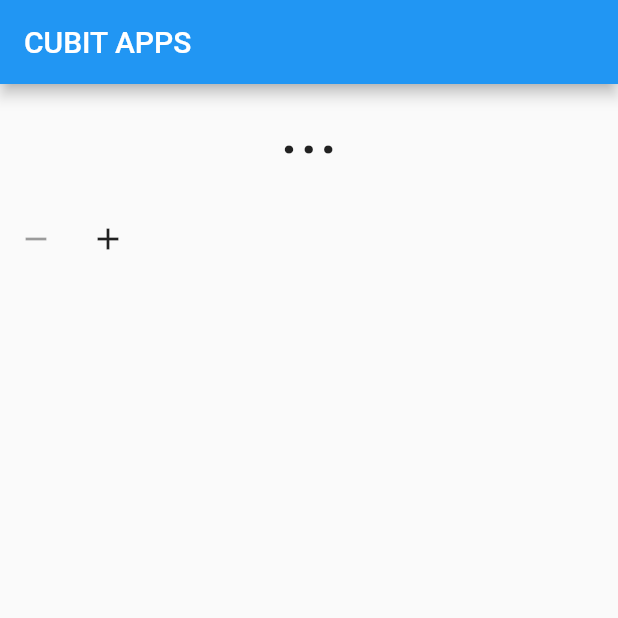
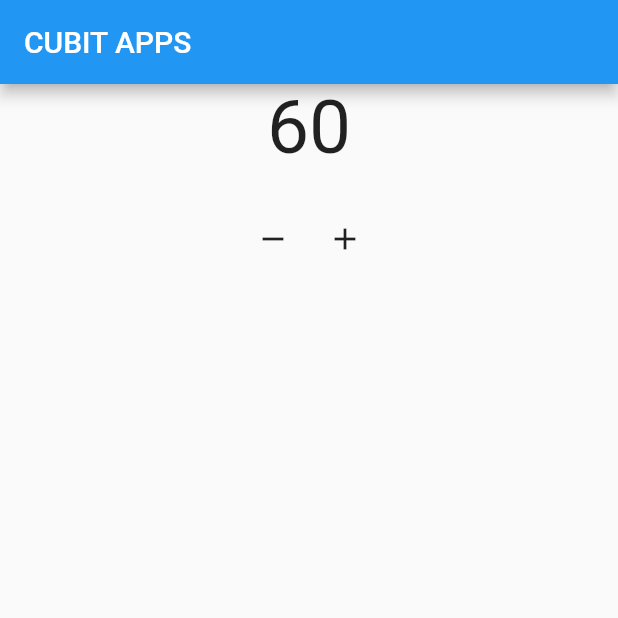
Before and after one commit to Lavina-23/bloc, a Flutter app: the screen it shows after launch, on a phone screen of 412 x 824 dp, the top half of it. Run offline on Flutter 3.47's test engine with Material 2 defaults, Android fonts, the phone set to English and light mode, and no system bars; our stand-ins replace bloc.

Commit message:
2. Basic Cubit

```diff
--- a/lib/main.dart
+++ b/lib/main.dart
@@ -17,19 +17,23 @@ class MyApp extends StatelessWidget {
 }
 
 class CounterCubit extends Cubit<int> {
-  CounterCubit() : super(0);
+  CounterCubit({this.initialData = 0}) : super(initialData);
 
-  void increment() => emit(state + 1);
+  int initialData;
 
-  @override
-  void onChange(Change<int> change) {
-    super.onChange(change);
-    print(change);
+  void tambahData () {
+    emit(state + 1);
+  }
+
+  void kurangData () {
+    emit(state - 1);
   }
 }
 
 class HomePage extends StatelessWidget {
-  const HomePage({super.key});
+  HomePage({super.key});
+
+  CounterCubit mycounter  = CounterCubit(initialData: 60);
 
   @override
   Widget build(BuildContext context) {
@@ -37,25 +41,36 @@ class HomePage extends StatelessWidget {
       appBar: AppBar(
         title: Text("CUBIT APPS"),
       ),
-      body: const Column(
+      body: Column(
         children: [
-          Center(
-            child: Text(
-              "...",
-              style: TextStyle(
-                fontSize: 50,
-              ),
-            ),
+          StreamBuilder (
+            initialData: mycounter.initialData,
+            stream: mycounter.stream,
+            builder: (context, snapshot) {
+                return Center(
+                  child: Text(
+                    "${snapshot.data}",
+                    style: const TextStyle(
+                      fontSize: 50,
+                    ),
+                  ),
+                );
+              }
           ),
-          SizedBox(height: 20,),
+          const SizedBox(height: 20,),
           Row(
+            mainAxisAlignment: MainAxisAlignment.center,
             children: [
               IconButton(
-                onPressed: () {},
+                onPressed: () {
+                  mycounter.kurangData();
+                },
                 icon: Icon(Icons.remove)
               ),
               IconButton(
-                onPressed: () {},
+                onPressed: () {
+                  mycounter.tambahData();
+                },
                 icon: Icon(Icons.add),
               )
             ],
```
